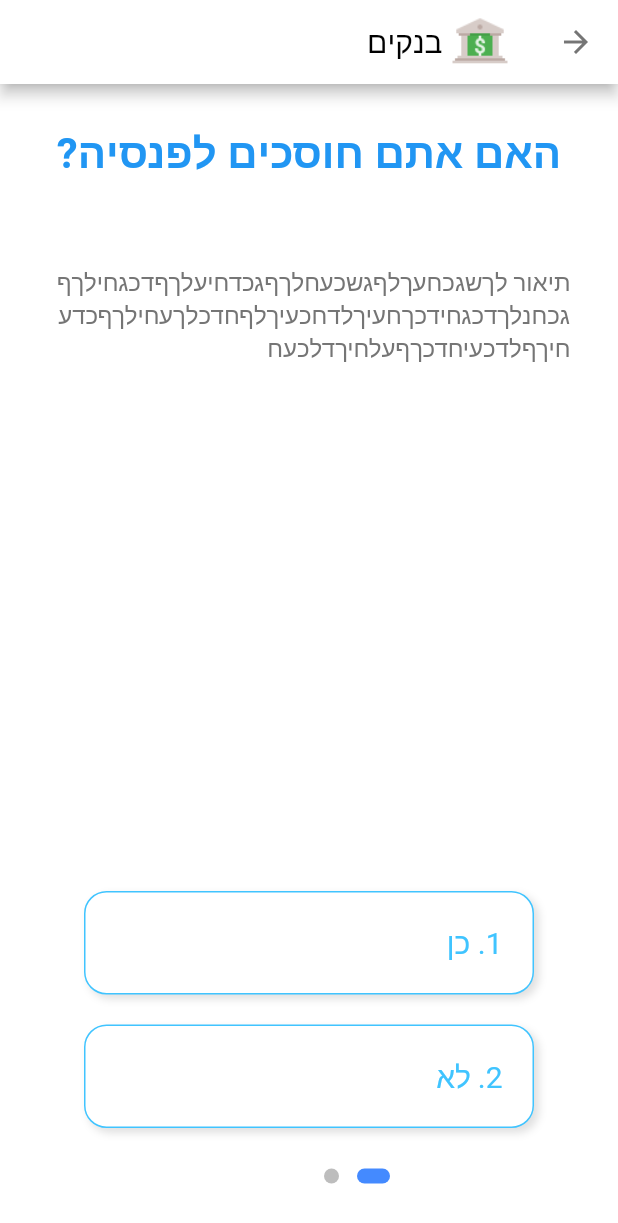
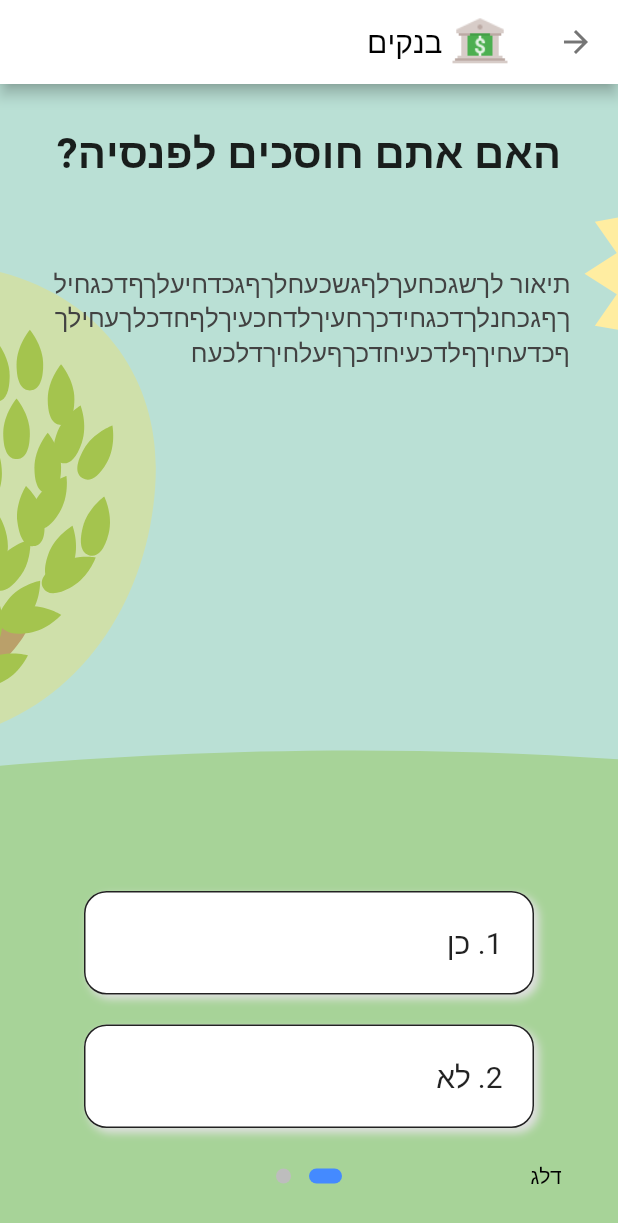
Before and after one commit to atefsawaed/hackathonapp, a Flutter app: the HomeScreen screen opened directly, after a tap on "בנקים", on a phone screen of 412 x 824 dp. Shown: the top 1223 px of the screen. Run offline on Flutter 3.47's test engine with Material 2 defaults, Android fonts, the phone set to English and light mode, and no system bars; drawn by our look-alikes of introduction_screen; our stand-ins replace flutter_svg, google_fonts, step_progress_indicator, timeline_tile; Roboto replaces fonts that are missing (Alef).

Commit message:
Questions Screen

```diff
--- a/lib/screens/home_screen.dart
+++ b/lib/screens/home_screen.dart
@@ -42,10 +42,13 @@ class _HomeScreenState extends State<HomeScreen> {
       child: SubcategoryCard(
         image: category.image,
         title: category.name,
-        isActive: true,
+        isActive: category.isActive,
         progress: category.completionStatus,
       ),
       onTap: () {
+        if (!category.isActive) {
+          return;
+        }
         Navigator.of(context).push(
           MaterialPageRoute(
             builder: (_) => QuestionPage(
@@ -86,52 +89,14 @@ class _HomeScreenState extends State<HomeScreen> {
                       categoryGridItem(context, bank_card_category),
                       categoryGridItem(context, mortgage_category),
                       categoryGridItem(context, stocks_category),
-                      categoryGridItem(context, bonds_category),
-                      categoryGridItem(context, foreign_exchange_category),
-                      categoryGridItem(context, savings_category),
+
+                      // categoryGridItem(context, foreign_exchange_category),
+                      categoryGridItem(context, kopat_gemel_category),
+                      categoryGridItem(context, payslip_category),
+                      categoryGridItem(context, maternity_leave_category),
+                      categoryGridItem(context, nitzul_shuaa_category),
                       categoryGridItem(context, life_insurance_category),
-                      categoryGridItem(context, car_insurance_category),
-
-                      // SubcategoryCard(
-                      //   image: "assets/icons/icons8-bank-cards-48.png",
-                      //   title: "כרטיסי אשראי",
-                      //   isActive: true,
-                      // ),
-                      // SubcategoryCard(
-                      //   image: "assets/icons/icons8-property-48.png",
-                      //   title: "משכנתא",
-                      //   isActive: true,
-                      // ),
-                      // SubcategoryCard(
-                      //   image: "assets/icons/icons8-stocks-48.png",
-                      //   title: "מניות",
-                      //   isActive: true,
-                      // ),
-                      // SubcategoryCard(
-                      //   image: "assets/icons/icons8-bonds-48.png",
-                      //   title: "אג״ח",
-                      //   isActive: true,
-                      // ),
-                      // SubcategoryCard(
-                      //   image: "assets/icons/icons8-bank-euro-48.png",
-                      //   title: "מט״ח",
-                      //   isActive: true,
-                      // ),
-                      // SubcategoryCard(
-                      //   image: "assets/icons/icons8-money-box-48.png",
-                      //   title: "חסכונות",
-                      //   isActive: true,
-                      // ),
-                      // SubcategoryCard(
-                      //   image: "assets/icons/icons8-heart-health-48.png",
-                      //   title: "ביטוח בריאות",
-                      //   isActive: true,
-                      // ),
-                      // SubcategoryCard(
-                      //   image: "assets/icons/icons8-car-insurance-48.png",
-                      //   title: "ביטוח רכב",
-                      //   isActive: true,
-                      // ),
+                      // categoryGridItem(context, car_insurance_category),
                     ],
                   ),
                 ),
@@ -316,16 +281,18 @@ class SubcategoryCard extends StatelessWidget {
       ),
       child: Column(
         mainAxisAlignment: MainAxisAlignment.center,
+        crossAxisAlignment: CrossAxisAlignment.center,
         children: <Widget>[
-          Image.asset(image, height: 50),
+          Image.asset(image, height: 40),
           Text(
             title,
+            textAlign: TextAlign.center,
             style: TextStyle(
               fontWeight: FontWeight.bold,
-              fontSize: 15,
+              fontSize: 14,
             ),
           ),
-          SizedBox(height: 5),
+          SizedBox(height: 3),
           CircularStepProgressIndicator(
             currentStep: progress, // FILL HERE
             totalSteps: 5,
--- a/lib/screens/question_screen.dart
+++ b/lib/screens/question_screen.dart
@@ -4,6 +4,7 @@ import 'package:hackathon_app/models/question.dart';
 import 'package:hackathon_app/utils/size_config.dart';
 import 'package:hackathon_app/widgets/page_header.dart';
 import 'package:introduction_screen/introduction_screen.dart';
+import 'package:flutter_svg/flutter_svg.dart';
 
 const kSecondaryColor = Color(0xFF8B94BC);
 const kGreenColor = Color(0xFF6AC259);
@@ -94,7 +95,7 @@ class _QuestionPageState extends State<QuestionPage> {
                         style: TextStyle(
                             fontSize: 28,
                             fontWeight: FontWeight.w700,
-                            color: Colors.blue),
+                            color: Colors.black87),
                         textAlign: TextAlign.center,
                       ),
                     ),
@@ -107,9 +108,9 @@ class _QuestionPageState extends State<QuestionPage> {
                         child: Text(
                           widget.category.questions[index].questionDescription,
                           style: TextStyle(
-                              fontSize: 16,
+                              fontSize: 17,
                               fontWeight: FontWeight.w400,
-                              color: Colors.grey[600]),
+                              color: Colors.grey[800]),
                         ),
                       ),
                     ),
@@ -153,7 +154,7 @@ class _QuestionPageState extends State<QuestionPage> {
       titleTextStyle: TextStyle(fontSize: 28.0, fontWeight: FontWeight.w700),
       bodyTextStyle: bodyStyle,
       descriptionPadding: EdgeInsets.fromLTRB(16.0, 0.0, 16.0, 0),
-      pageColor: Colors.white,
+      pageColor: Colors.transparent,
       titlePadding: EdgeInsets.only(bottom: 10),
       imagePadding: EdgeInsets.zero,
     );
@@ -180,16 +181,28 @@ class _QuestionPageState extends State<QuestionPage> {
         ),
         backgroundColor: Colors.white,
       ),
-      body: IntroductionScreen(
+      body: Stack(
+        children: [
+          SvgPicture.asset(
+            'assets/images/question_background.svg',
+            alignment: Alignment.center,
+            allowDrawingOutsideViewBox: true,
+            fit: BoxFit.cover,
+            width: double.infinity,
+            height: double.infinity,
+          ),
+          IntroductionScreen(
+            globalBackgroundColor: Colors.transparent,
             key: introKey,
             pages: [
               for (int i = 0; i < widget.category.questions.length; i++)
                 QuestionView(pageDecoration, i),
             ],
             onDone: () => _onIntroEnd(context),
-        showSkipButton: false,
+            showSkipButton: true,
             showNextButton: false,
             skipFlex: 0,
+            skip: Text("דלג", style: TextStyle(color: Colors.black)),
             nextFlex: 0,
             next: const Icon(Icons.arrow_forward),
             done: const Text('סיום',
@@ -206,6 +219,8 @@ class _QuestionPageState extends State<QuestionPage> {
                 borderRadius: BorderRadius.all(Radius.circular(25.0)),
               ),
             ),
+          ),
+        ],
       ),
     );
   }
@@ -231,7 +246,7 @@ class AnswerOption extends StatelessWidget {
         margin: EdgeInsets.only(top: kDefaultPadding),
         padding: EdgeInsets.all(kDefaultPadding),
         decoration: BoxDecoration(
-          border: Border.all(color: Colors.lightBlueAccent),
+          border: Border.all(color: Colors.black87),
           color: Colors.white,
           borderRadius: BorderRadius.circular(15),
           boxShadow: [
@@ -247,7 +262,7 @@ class AnswerOption extends StatelessWidget {
           children: [
             Text(
               "${index + 1}. $text",
-              style: TextStyle(color: Colors.lightBlueAccent, fontSize: 20),
+              style: TextStyle(color: Colors.black87, fontSize: 20),
             ),
             // Container(
             //   height: 26,
--- a/pubspec.yaml
+++ b/pubspec.yaml
@@ -39,6 +39,7 @@ dev_dependencies:
   font_awesome_flutter: ^8.10.0
   flutter_svg: ^0.18.1
   step_progress_indicator: ^0.2.5+8
+  timeline_tile: ^0.1.2
 
 flutter:
 
```
Also changed, not shown: lib/data/mock_data.dart (+37 -21 lines), lib/models/intro_question.dart (added, +19 -0 lines), lib/screens/results.dart (added, +292 -0 lines), assets/icons/icons8-elderly-person-48.png (added), assets/icons/icons8-mother's-health-48.png (added), assets/icons/icons8-tips-48.png (added), assets/images/question_background.svg (added), 1 other file. Lines whose indentation alone changed are shown as unchanged.
